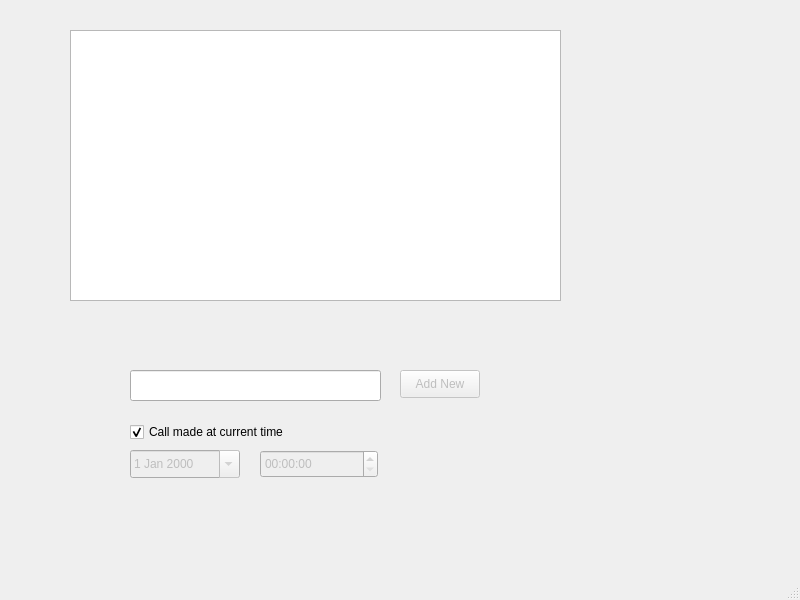
Qt form client/phone.ui (woodenbrick/phoneLog) before a commit.
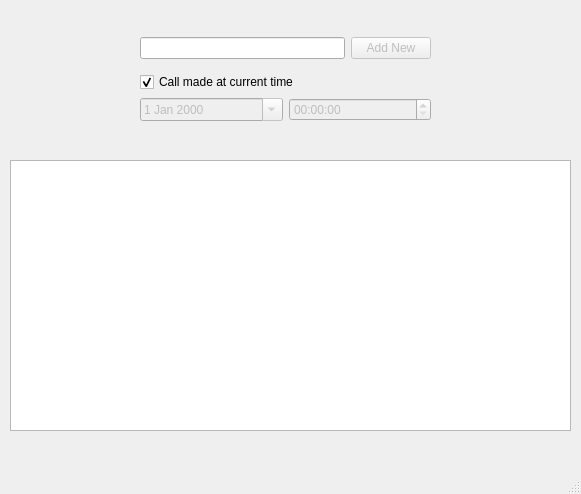
The same form after that commit. Icons and pictures are not drawn.

Commit message: client working apart from column width

What changed in the file:
```diff
--- a/client/phone.ui
+++ b/client/phone.ui
@@ -5,8 +5,8 @@
    <rect>
     <x>0</x>
     <y>0</y>
-    <width>800</width>
-    <height>600</height>
+    <width>581</width>
+    <height>494</height>
    </rect>
   </property>
   <property name="windowTitle" >
@@ -16,54 +16,72 @@
    <widget class="QTableView" name="callList" >
     <property name="geometry" >
      <rect>
-      <x>70</x>
-      <y>30</y>
-      <width>491</width>
+      <x>10</x>
+      <y>160</y>
+      <width>561</width>
       <height>271</height>
      </rect>
     </property>
+    <property name="frameShadow" >
+     <enum>QFrame::Raised</enum>
+    </property>
     <property name="alternatingRowColors" >
      <bool>true</bool>
     </property>
     <property name="selectionBehavior" >
      <enum>QAbstractItemView::SelectItems</enum>
     </property>
+    <property name="showGrid" >
+     <bool>false</bool>
+    </property>
+    <property name="cornerButtonEnabled" >
+     <bool>false</bool>
+    </property>
    </widget>
+   <widget class="QWidget" name="" >
+    <property name="geometry" >
+     <rect>
+      <x>140</x>
+      <y>30</y>
+      <width>291</width>
+      <height>98</height>
+     </rect>
+    </property>
+    <layout class="QVBoxLayout" name="verticalLayout" >
+     <item>
+      <layout class="QHBoxLayout" name="horizontalLayout" >
+       <item>
+        <widget class="QLineEdit" name="number" >
+         <property name="focusPolicy" >
+          <enum>Qt::StrongFocus</enum>
+         </property>
+         <property name="contextMenuPolicy" >
+          <enum>Qt::NoContextMenu</enum>
+         </property>
+         <property name="inputMask" >
+          <string/>
+         </property>
+         <property name="text" >
+          <string/>
+         </property>
+        </widget>
+       </item>
+       <item>
    <widget class="QPushButton" name="addCall" >
     <property name="enabled" >
      <bool>false</bool>
     </property>
-    <property name="geometry" >
-     <rect>
-      <x>400</x>
-      <y>370</y>
-      <width>80</width>
-      <height>28</height>
-     </rect>
-    </property>
     <property name="text" >
      <string>Add New</string>
     </property>
    </widget>
-   <widget class="QLineEdit" name="number" >
-    <property name="geometry" >
-     <rect>
-      <x>130</x>
-      <y>370</y>
-      <width>251</width>
-      <height>31</height>
-     </rect>
-    </property>
-   </widget>
+       </item>
+      </layout>
+     </item>
+     <item>
+      <layout class="QGridLayout" name="gridLayout" >
+       <item row="0" column="0" colspan="2" >
    <widget class="QCheckBox" name="callMade" >
-    <property name="geometry" >
-     <rect>
-      <x>130</x>
-      <y>420</y>
-      <width>201</width>
-      <height>24</height>
-     </rect>
-    </property>
     <property name="text" >
      <string>Call made at current time</string>
     </property>
@@ -71,34 +89,12 @@
      <bool>true</bool>
     </property>
    </widget>
-   <widget class="QTimeEdit" name="timeEdit" >
-    <property name="enabled" >
-     <bool>false</bool>
-    </property>
-    <property name="geometry" >
-     <rect>
-      <x>260</x>
-      <y>450</y>
-      <width>118</width>
-      <height>28</height>
-     </rect>
-    </property>
-    <property name="calendarPopup" >
-     <bool>true</bool>
-    </property>
-   </widget>
+       </item>
+       <item row="1" column="0" >
    <widget class="QDateEdit" name="dateEdit" >
     <property name="enabled" >
      <bool>false</bool>
     </property>
-    <property name="geometry" >
-     <rect>
-      <x>130</x>
-      <y>450</y>
-      <width>110</width>
-      <height>28</height>
-     </rect>
-    </property>
     <property name="maximumDateTime" >
      <datetime>
       <hour>23</hour>
@@ -116,6 +112,21 @@
      <bool>true</bool>
     </property>
    </widget>
+       </item>
+       <item row="1" column="1" >
+        <widget class="QTimeEdit" name="timeEdit" >
+         <property name="enabled" >
+          <bool>false</bool>
+         </property>
+         <property name="calendarPopup" >
+          <bool>true</bool>
+         </property>
+        </widget>
+       </item>
+      </layout>
+     </item>
+    </layout>
+   </widget>
   </widget>
   <widget class="QMenuBar" name="menubar" >
    <property name="geometry" >
```
Left out of the diff: 11 changed lines with no effect on the pictures. Lines whose indentation alone changed are shown as unchanged. The commit also changes 4 other files.
